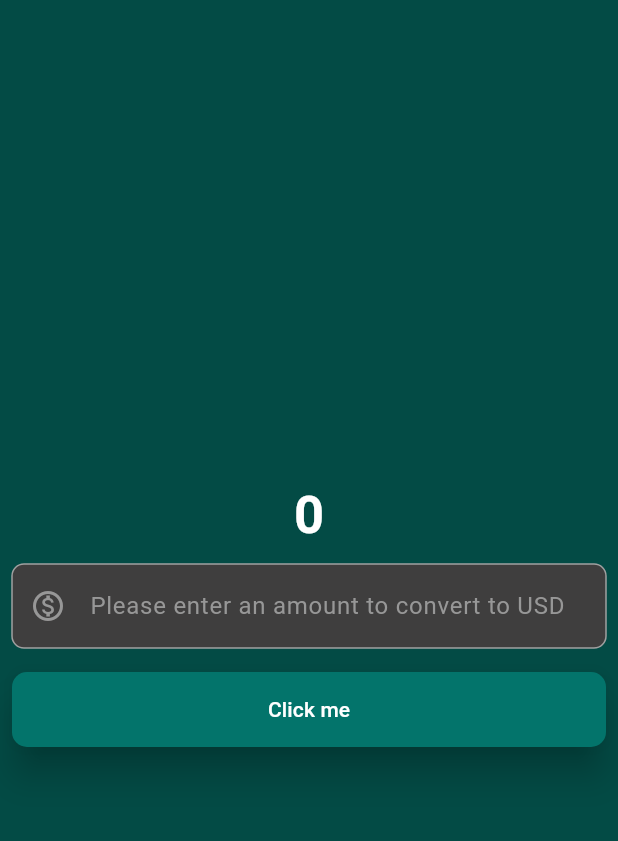
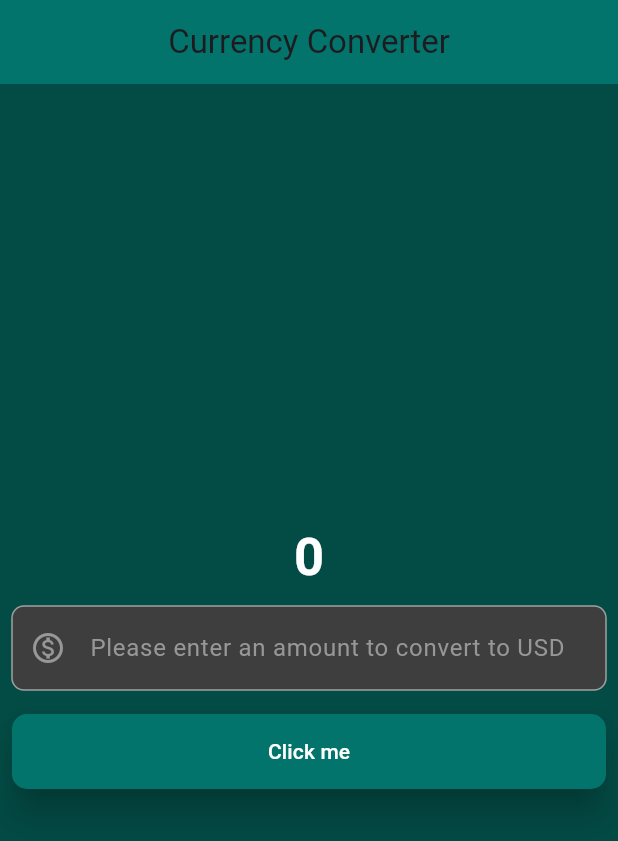
Before and after one commit to tauhid-hasan-dev/currency_converter_app_flutter, a Flutter app: the screen it shows after launch, on a phone screen of 412 x 824 dp. Shown: the top 841 px of the screen. Run offline on Flutter 3.47's test engine with Material 3 defaults, Android fonts, the phone set to English and light mode, and no system bars.

Commit message:
added a title to the

```diff
--- a/lib/pages/class_currency_converter_material_page.dart
+++ b/lib/pages/class_currency_converter_material_page.dart
@@ -17,6 +17,12 @@ class CurrencyConverterMaterialPage extends StatelessWidget {
     );
     return Scaffold(
       backgroundColor: const Color.fromARGB(255, 3, 75, 69),
+      appBar: AppBar(
+        backgroundColor: const Color.fromARGB(255, 3, 116, 107),
+        elevation: 0,
+        title: const Text("Currency Converter"),
+        centerTitle: true,
+      ),
       body: Center(
         child: Column(
           mainAxisAlignment: MainAxisAlignment.center,
```
